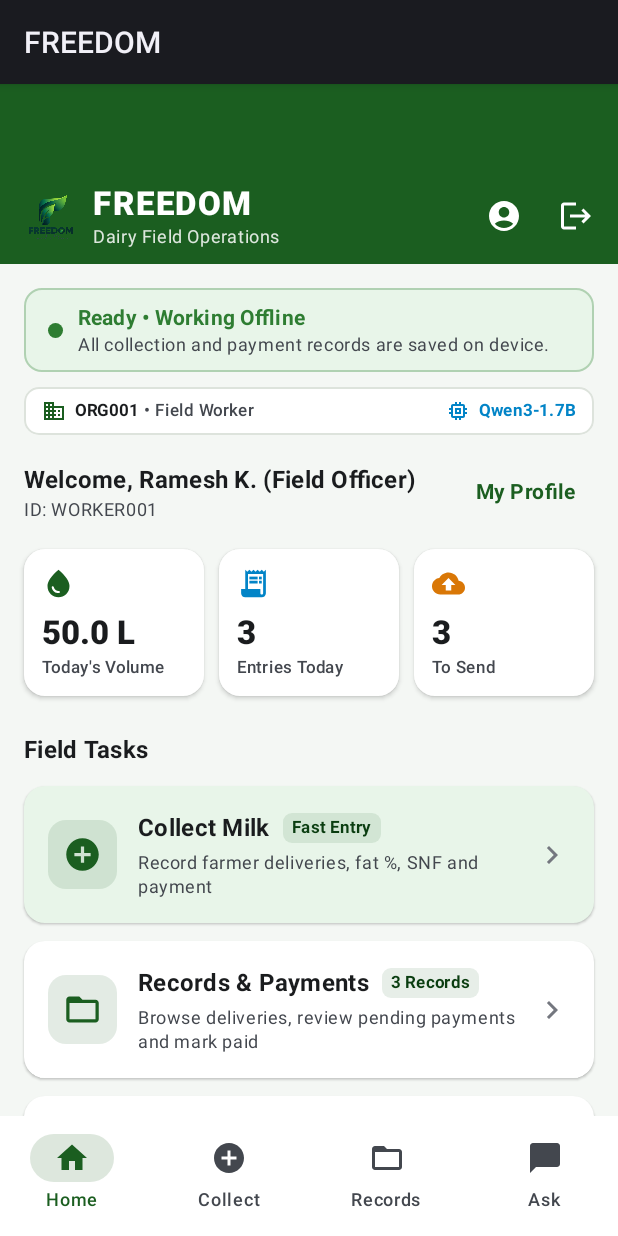
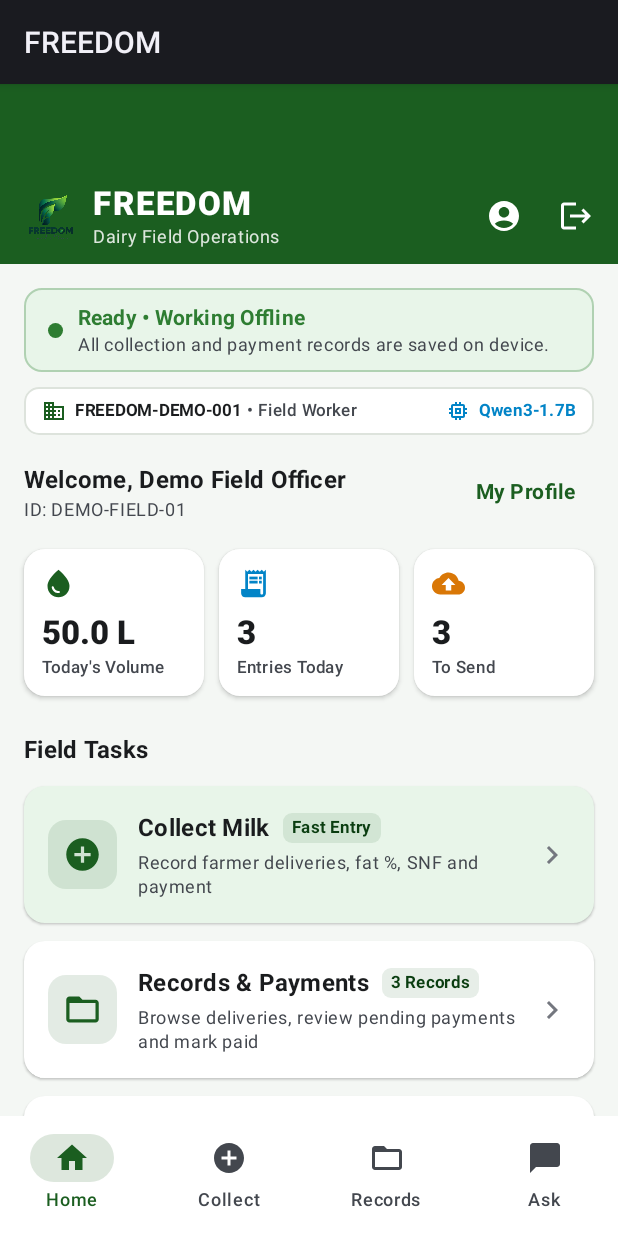
Before and after one commit to roshanzameerb07/FREEDOM-local-first-agent, an Android app built with Jetpack Compose: the screen it shows after launch (MainActivity), after a tap on "Login to FREEDOM", on a phone screen of 412 x 824 dp. Run offline under Robolectric (Android 15) with nearby library versions, the light colour scheme and no system bars; our stand-ins replace Room's generated code; libraries missing offline, so code that uses them is left out: com.google.ai.edge; 2 statements that could not run were skipped.

Commit message:
Add hackathon demo credentials and deploy to device

```diff
--- a/app/src/main/java/com/example/freedom/data/repository/AuthRepository.kt
+++ b/app/src/main/java/com/example/freedom/data/repository/AuthRepository.kt
@@ -16,6 +16,11 @@ class AuthRepository {
         const val DEMO_ORG_ID = "ORG001"
         const val DEMO_WORKER_ID = "WORKER001"
         const val DEMO_PASSWORD = "1234"
+
+        // Dedicated Hackathon Demo Account (DEMO ONLY)
+        const val HACKATHON_DEMO_ORG_ID = "FREEDOM-DEMO-001"
+        const val HACKATHON_DEMO_WORKER_ID = "DEMO-FIELD-01"
+        const val HACKATHON_DEMO_PASSWORD = "FreedomDemo@2026"
     }
 
     private val _currentUser = MutableStateFlow<AuthUser?>(null)
@@ -30,7 +35,19 @@ class AuthRepository {
             return Result.failure(IllegalArgumentException("Please fill in all credentials."))
         }
 
-        // Validate against fixed demo credentials or accept standard worker IDs for flexibility
+        // 1. Dedicated Hackathon Demo Account
+        if (trimmedOrg.equals(HACKATHON_DEMO_ORG_ID, ignoreCase = true) &&
+            trimmedWorker.equals(HACKATHON_DEMO_WORKER_ID, ignoreCase = true) &&
+            trimmedPassword == HACKATHON_DEMO_PASSWORD
+        ) {
+            val user = AuthUser(organizationId = HACKATHON_DEMO_ORG_ID, workerId = HACKATHON_DEMO_WORKER_ID, workerName = "Demo Field Officer")
+            _currentUser.value = user
+            com.example.freedom.domain.model.WorkerProfileRepository.updateProfileFromAuth(HACKATHON_DEMO_ORG_ID, HACKATHON_DEMO_WORKER_ID, user.workerName)
+            com.example.freedom.framework.FreedomFramework.onUserAuthenticated(HACKATHON_DEMO_ORG_ID, HACKATHON_DEMO_WORKER_ID, user.workerName, com.example.freedom.framework.security.UserRole.FIELD_WORKER)
+            return Result.success(user)
+        }
+
+        // 2. Validate against fixed legacy demo credentials or accept standard worker IDs for flexibility
         if (trimmedOrg.equals(DEMO_ORG_ID, ignoreCase = true) &&
             trimmedWorker.equals(DEMO_WORKER_ID, ignoreCase = true) &&
             trimmedPassword == DEMO_PASSWORD
@@ -38,7 +55,7 @@ class AuthRepository {
             val user = AuthUser(organizationId = DEMO_ORG_ID, workerId = DEMO_WORKER_ID, workerName = "Ramesh K. (Field Officer)")
             _currentUser.value = user
             com.example.freedom.domain.model.WorkerProfileRepository.updateProfileFromAuth(DEMO_ORG_ID, DEMO_WORKER_ID, user.workerName)
-            com.example.freedom.framework.FreedomFramework.onUserAuthenticated(DEMO_ORG_ID, DEMO_WORKER_ID, user.workerName)
+            com.example.freedom.framework.FreedomFramework.onUserAuthenticated(DEMO_ORG_ID, DEMO_WORKER_ID, user.workerName, com.example.freedom.framework.security.UserRole.FIELD_WORKER)
             return Result.success(user)
         }
 
--- a/app/src/main/java/com/example/freedom/domain/query/FreedomQueryExecutor.kt
+++ b/app/src/main/java/com/example/freedom/domain/query/FreedomQueryExecutor.kt
@@ -184,9 +184,10 @@ class FreedomQueryExecutor(
         val activeSession = com.example.freedom.framework.session.SessionManager.getCurrentSessionOrNull()
         val sessionOrgId = activeSession?.organizationId ?: sessionProfile.organizationId
         val sessionWorkerId = activeSession?.currentUser?.userId ?: sessionProfile.workerId
+        val isDemoSession = sessionOrgId == "FREEDOM-DEMO-001" || sessionOrgId == "ORG001"
         val allRecords = repository.getAllRecords().first().filter {
-            (it.orgId.isBlank() || it.orgId == sessionOrgId) &&
-            (it.workerId.isBlank() || it.workerId == sessionWorkerId)
+            (it.orgId.isBlank() || it.orgId == sessionOrgId || (isDemoSession && it.orgId in listOf("ORG001", "FREEDOM-DEMO-001"))) &&
+            (it.workerId.isBlank() || it.workerId == sessionWorkerId || (isDemoSession && it.workerId in listOf("WORKER001", "DEMO-FIELD-01", sessionWorkerId)))
         }
 
         // 4. Apply farmer identity filter
--- a/app/src/main/java/com/example/freedom/framework/FreedomFramework.kt
+++ b/app/src/main/java/com/example/freedom/framework/FreedomFramework.kt
@@ -34,10 +34,13 @@ object FreedomFramework {
     fun initialize() {
         if (isInitialized) return
 
-        // 1. Register the milk collection reference profile
+        // 1. Register organization profiles
         val defaultProfile = MilkCollectionProfile.createDefault()
         OrganizationRegistry.register(defaultProfile)
         OrganizationRegistry.setActiveProfile(defaultProfile.organizationId)
+
+        val demoProfile = MilkCollectionProfile.createHackathonDemoProfile()
+        OrganizationRegistry.register(demoProfile)
 
         // 2. Register the FREEDOM-provided model provider
         val qwenProvider = QwenModelProvider()
@@ -56,6 +59,9 @@ object FreedomFramework {
         displayName: String,
         role: UserRole = UserRole.FIELD_WORKER
     ) {
+        if (OrganizationRegistry.getProfile(organizationId) != null) {
+            OrganizationRegistry.setActiveProfile(organizationId)
+        }
         SessionManager.createSession(
             organizationId = organizationId,
             userId = userId,
--- a/app/src/main/java/com/example/freedom/framework/organization/MilkCollectionProfile.kt
+++ b/app/src/main/java/com/example/freedom/framework/organization/MilkCollectionProfile.kt
@@ -42,6 +42,37 @@ object MilkCollectionProfile {
         region = "Mandya, Karnataka"
     )
 
+    /** Dedicated Hackathon Demo Organization ID */
+    const val HACKATHON_DEMO_ORG_ID = "FREEDOM-DEMO-001"
+
+    /**
+     * Creates the dedicated hackathon demo organization profile.
+     */
+    fun createHackathonDemoProfile(): OrganizationProfile = OrganizationProfile(
+        organizationId = HACKATHON_DEMO_ORG_ID,
+        organizationName = "FREEDOM Demo Organization",
+        domain = "milk_collection",
+        organizationType = OrganizationType.DEMO,
+        enabledEntities = setOf(
+            "FARMER",
+            "MILK_RECORD"
+        ),
+        enabledFields = setOf(
+            "QUANTITY",
+            "FAT",
+            "SNF",
+            "PAYMENT_STATUS",
+            "PAYMENT_METHOD",
+            "PAYMENT_REFERENCE",
+            "PAYABLE_AMOUNT",
+            "AMOUNT_PAID"
+        ),
+        enabledQueryCapabilities = QueryCapability.DEFAULT_CAPABILITIES,
+        activeModelProvider = ModelProviderType.FREEDOM_PROVIDED,
+        registrationNumber = "DEMO-HACKATHON-2026",
+        region = "Mandya Demonstration Route"
+    )
+
     /**
      * Creates a default demo activation state.
      */
--- a/app/src/main/java/com/example/freedom/ui/screens/login/LoginScreen.kt
+++ b/app/src/main/java/com/example/freedom/ui/screens/login/LoginScreen.kt
@@ -271,17 +271,30 @@ fun LoginScreen(
                 Column(
                     modifier = Modifier.padding(14.dp)
                 ) {
+                    Row(
+                        modifier = Modifier.fillMaxWidth(),
+                        horizontalArrangement = Arrangement.SpaceBetween,
+                        verticalAlignment = Alignment.CenterVertically
+                    ) {
+                        Text(
+                            text = "Hackathon Demo Credentials:",
+                            style = MaterialTheme.typography.labelLarge,
+                            fontWeight = FontWeight.Bold,
+                            color = OnPrimaryContainer
+                        )
+                        TextButton(
+                            onClick = { viewModel.fillHackathonDemoCredentials() },
+                            contentPadding = PaddingValues(horizontal = 8.dp, vertical = 2.dp)
+                        ) {
+                            Text("Reset Demo", style = MaterialTheme.typography.labelSmall, fontWeight = FontWeight.Bold, color = PrimaryGreen)
+                        }
+                    }
+                    Spacer(modifier = Modifier.height(2.dp))
                     Text(
-                        text = "Demo Credentials (Unambiguous Testing):",
-                        style = MaterialTheme.typography.labelLarge,
-                        fontWeight = FontWeight.Bold,
-                        color = OnPrimaryContainer
-                    )
-                    Spacer(modifier = Modifier.height(4.dp))
-                    Text(
-                        text = "• Org: ORG001  |  Worker: WORKER001  |  Pass: 1234",
+                        text = "• Org: FREEDOM-DEMO-001\n• Worker: DEMO-FIELD-01  (Role: FIELD_WORKER)\n• Password: FreedomDemo@2026",
                         style = MaterialTheme.typography.bodySmall,
-                        color = OnPrimaryContainer
+                        color = OnPrimaryContainer,
+                        lineHeight = 18.sp
                     )
                 }
             }
--- a/app/src/main/java/com/example/freedom/ui/screens/login/LoginViewModel.kt
+++ b/app/src/main/java/com/example/freedom/ui/screens/login/LoginViewModel.kt
@@ -10,9 +10,9 @@ import kotlinx.coroutines.flow.asStateFlow
 import kotlinx.coroutines.flow.update
 
 data class LoginUiState(
-    val orgId: String = "ORG001",
-    val workerId: String = "WORKER001",
-    val password: String = "1234",
+    val orgId: String = AuthRepository.HACKATHON_DEMO_ORG_ID,
+    val workerId: String = AuthRepository.HACKATHON_DEMO_WORKER_ID,
+    val password: String = AuthRepository.HACKATHON_DEMO_PASSWORD,
     val errorMessage: String? = null,
     val isLoading: Boolean = false,
     val loggedInUser: AuthUser? = null
@@ -53,6 +53,17 @@ class LoginViewModel(
         }
     }
 
+    fun fillHackathonDemoCredentials() {
+        _uiState.update {
+            it.copy(
+                orgId = AuthRepository.HACKATHON_DEMO_ORG_ID,
+                workerId = AuthRepository.HACKATHON_DEMO_WORKER_ID,
+                password = AuthRepository.HACKATHON_DEMO_PASSWORD,
+                errorMessage = null
+            )
+        }
+    }
+
     fun fillDemoCredentials() {
         _uiState.update {
             it.copy(
```
Also changed, not shown: 3 other files.
